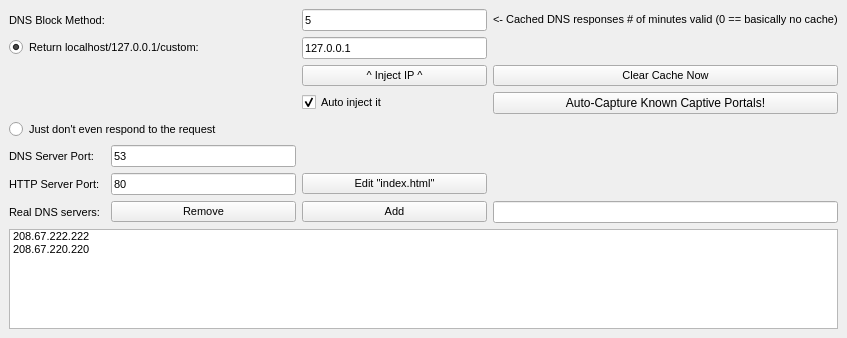
The window that Source/YourFriendlyDNS/settingswindow.ui (softwareengineer1/YourFriendlyDNS) describes before a commit, drawn with Qt 5.
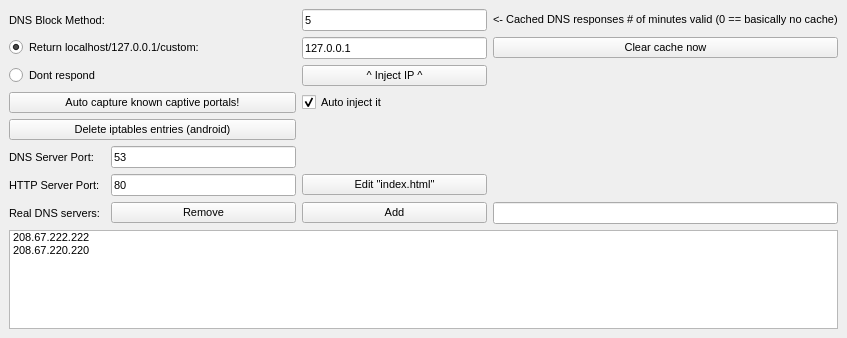
The same window after the commit.

```diff
--- a/Source/YourFriendlyDNS/settingswindow.ui
+++ b/Source/YourFriendlyDNS/settingswindow.ui
@@ -15,113 +15,7 @@
   </property>
   <widget class="QWidget" name="centralwidget">
    <layout class="QGridLayout" name="gridLayout">
-    <item row="1" column="0">
-     <widget class="QLabel" name="label">
-      <property name="font">
-       <font>
-        <pointsize>8</pointsize>
-       </font>
-      </property>
-      <property name="text">
-       <string>DNS Block Method:</string>
-      </property>
-     </widget>
-    </item>
-    <item row="2" column="0" colspan="2">
-     <widget class="QRadioButton" name="option_localhost">
-      <property name="font">
-       <font>
-        <pointsize>8</pointsize>
-       </font>
-      </property>
-      <property name="text">
-       <string>Return localhost/127.0.0.1/custom:</string>
-      </property>
-      <property name="checked">
-       <bool>true</bool>
-      </property>
-     </widget>
-    </item>
-    <item row="11" column="0" colspan="4">
-     <widget class="QListWidget" name="realdnsservers">
-      <property name="font">
-       <font>
-        <pointsize>8</pointsize>
-       </font>
-      </property>
-      <item>
-       <property name="text">
-        <string>208.67.222.222</string>
-       </property>
-      </item>
-      <item>
-       <property name="text">
-        <string>208.67.220.220</string>
-       </property>
-      </item>
-     </widget>
-    </item>
-    <item row="10" column="1">
-     <widget class="QPushButton" name="removeButton">
-      <property name="font">
-       <font>
-        <pointsize>8</pointsize>
-       </font>
-      </property>
-      <property name="text">
-       <string>Remove</string>
-      </property>
-     </widget>
-    </item>
-    <item row="10" column="0">
-     <widget class="QLabel" name="label_2">
-      <property name="font">
-       <font>
-        <pointsize>8</pointsize>
-       </font>
-      </property>
-      <property name="text">
-       <string>Real DNS servers:</string>
-      </property>
-     </widget>
-    </item>
-    <item row="7" column="0" colspan="4">
-     <widget class="QRadioButton" name="option_noresponse">
-      <property name="font">
-       <font>
-        <pointsize>8</pointsize>
-       </font>
-      </property>
-      <property name="text">
-       <string>Just don't even respond to the request</string>
-      </property>
-     </widget>
-    </item>
-    <item row="10" column="2">
-     <widget class="QPushButton" name="addButton">
-      <property name="font">
-       <font>
-        <pointsize>8</pointsize>
-       </font>
-      </property>
-      <property name="text">
-       <string>Add</string>
-      </property>
-     </widget>
-    </item>
-    <item row="1" column="3">
-     <widget class="QLabel" name="label_3">
-      <property name="font">
-       <font>
-        <pointsize>8</pointsize>
-       </font>
-      </property>
-      <property name="text">
-       <string>&lt;- Cached DNS responses # of minutes valid (0 == basically no cache)</string>
-      </property>
-     </widget>
-    </item>
-    <item row="10" column="3">
+    <item row="13" column="3">
      <widget class="QLineEdit" name="edit_dnsserver">
       <property name="font">
        <font>
@@ -130,7 +24,7 @@
       </property>
      </widget>
     </item>
-    <item row="2" column="2">
+    <item row="4" column="2">
      <widget class="QLineEdit" name="respondingIP">
       <property name="font">
        <font>
@@ -154,31 +48,7 @@
       </property>
      </widget>
     </item>
-    <item row="8" column="0">
-     <widget class="QLabel" name="label_4">
-      <property name="font">
-       <font>
-        <pointsize>8</pointsize>
-       </font>
-      </property>
-      <property name="text">
-       <string>DNS Server Port:</string>
-      </property>
-     </widget>
-    </item>
-    <item row="8" column="1">
-     <widget class="QLineEdit" name="dnsServerPort">
-      <property name="font">
-       <font>
-        <pointsize>8</pointsize>
-       </font>
-      </property>
-      <property name="text">
-       <string>53</string>
-      </property>
-     </widget>
-    </item>
-    <item row="9" column="0">
+    <item row="12" column="0">
      <widget class="QLabel" name="label_5">
       <property name="font">
        <font>
@@ -190,7 +60,7 @@
       </property>
      </widget>
     </item>
-    <item row="9" column="1">
+    <item row="12" column="1">
      <widget class="QLineEdit" name="httpServerPort">
       <property name="font">
        <font>
@@ -202,7 +72,7 @@
       </property>
      </widget>
     </item>
-    <item row="9" column="2">
+    <item row="12" column="2">
      <widget class="QPushButton" name="editindexButton">
       <property name="font">
        <font>
@@ -214,7 +84,74 @@
       </property>
      </widget>
     </item>
-    <item row="3" column="2">
+    <item row="14" column="0" colspan="4">
+     <widget class="QListWidget" name="realdnsservers">
+      <property name="font">
+       <font>
+        <pointsize>8</pointsize>
+       </font>
+      </property>
+      <item>
+       <property name="text">
+        <string>208.67.222.222</string>
+       </property>
+      </item>
+      <item>
+       <property name="text">
+        <string>208.67.220.220</string>
+       </property>
+      </item>
+     </widget>
+    </item>
+    <item row="13" column="1">
+     <widget class="QPushButton" name="removeButton">
+      <property name="font">
+       <font>
+        <pointsize>8</pointsize>
+       </font>
+      </property>
+      <property name="text">
+       <string>Remove</string>
+      </property>
+     </widget>
+    </item>
+    <item row="13" column="0">
+     <widget class="QLabel" name="label_2">
+      <property name="font">
+       <font>
+        <pointsize>8</pointsize>
+       </font>
+      </property>
+      <property name="text">
+       <string>Real DNS servers:</string>
+      </property>
+     </widget>
+    </item>
+    <item row="11" column="0">
+     <widget class="QLabel" name="label_4">
+      <property name="font">
+       <font>
+        <pointsize>8</pointsize>
+       </font>
+      </property>
+      <property name="text">
+       <string>DNS Server Port:</string>
+      </property>
+     </widget>
+    </item>
+    <item row="11" column="1">
+     <widget class="QLineEdit" name="dnsServerPort">
+      <property name="font">
+       <font>
+        <pointsize>8</pointsize>
+       </font>
+      </property>
+      <property name="text">
+       <string>53</string>
+      </property>
+     </widget>
+    </item>
+    <item row="5" column="2">
      <widget class="QPushButton" name="ipinjectButton">
       <property name="font">
        <font>
@@ -226,7 +163,7 @@
       </property>
      </widget>
     </item>
-    <item row="6" column="2">
+    <item row="8" column="2">
      <widget class="QCheckBox" name="autoinjectBox">
       <property name="font">
        <font>
@@ -241,7 +178,43 @@
       </property>
      </widget>
     </item>
-    <item row="3" column="3">
+    <item row="13" column="2">
+     <widget class="QPushButton" name="addButton">
+      <property name="font">
+       <font>
+        <pointsize>8</pointsize>
+       </font>
+      </property>
+      <property name="text">
+       <string>Add</string>
+      </property>
+     </widget>
+    </item>
+    <item row="1" column="3">
+     <widget class="QLabel" name="label_3">
+      <property name="font">
+       <font>
+        <pointsize>8</pointsize>
+       </font>
+      </property>
+      <property name="text">
+       <string>&lt;- Cached DNS responses # of minutes valid (0 == basically no cache)</string>
+      </property>
+     </widget>
+    </item>
+    <item row="1" column="0">
+     <widget class="QLabel" name="label">
+      <property name="font">
+       <font>
+        <pointsize>8</pointsize>
+       </font>
+      </property>
+      <property name="text">
+       <string>DNS Block Method:</string>
+      </property>
+     </widget>
+    </item>
+    <item row="4" column="3">
      <widget class="QPushButton" name="clearCacheButton">
       <property name="font">
        <font>
@@ -249,14 +222,58 @@
        </font>
       </property>
       <property name="text">
-       <string>Clear Cache Now</string>
+       <string>Clear cache now</string>
       </property>
      </widget>
     </item>
-    <item row="6" column="3">
+    <item row="5" column="0" colspan="2">
+     <widget class="QRadioButton" name="option_noresponse">
+      <property name="font">
+       <font>
+        <pointsize>8</pointsize>
+       </font>
+      </property>
+      <property name="text">
+       <string>Dont respond</string>
+      </property>
+     </widget>
+    </item>
+    <item row="4" column="0" colspan="2">
+     <widget class="QRadioButton" name="option_localhost">
+      <property name="font">
+       <font>
+        <pointsize>8</pointsize>
+       </font>
+      </property>
+      <property name="text">
+       <string>Return localhost/127.0.0.1/custom:</string>
+      </property>
+      <property name="checked">
+       <bool>true</bool>
+      </property>
+     </widget>
+    </item>
+    <item row="8" column="0" colspan="2">
      <widget class="QPushButton" name="captureCaptive">
+      <property name="font">
+       <font>
+        <pointsize>8</pointsize>
+       </font>
+      </property>
       <property name="text">
-       <string>Auto-Capture Known Captive Portals!</string>
+       <string>Auto capture known captive portals!</string>
+      </property>
+     </widget>
+    </item>
+    <item row="9" column="0" colspan="2">
+     <widget class="QPushButton" name="iptablesUndo">
+      <property name="font">
+       <font>
+        <pointsize>8</pointsize>
+       </font>
+      </property>
+      <property name="text">
+       <string>Delete iptables entries (android)</string>
       </property>
      </widget>
     </item>
```
